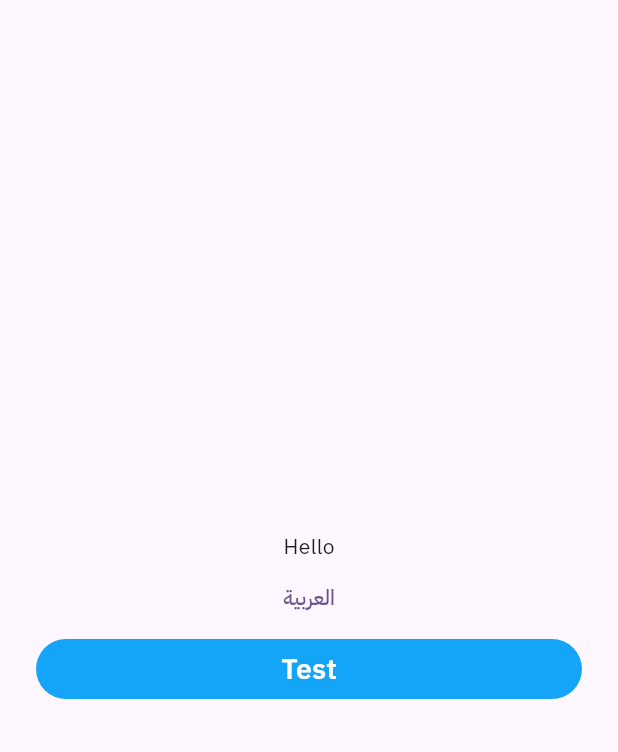
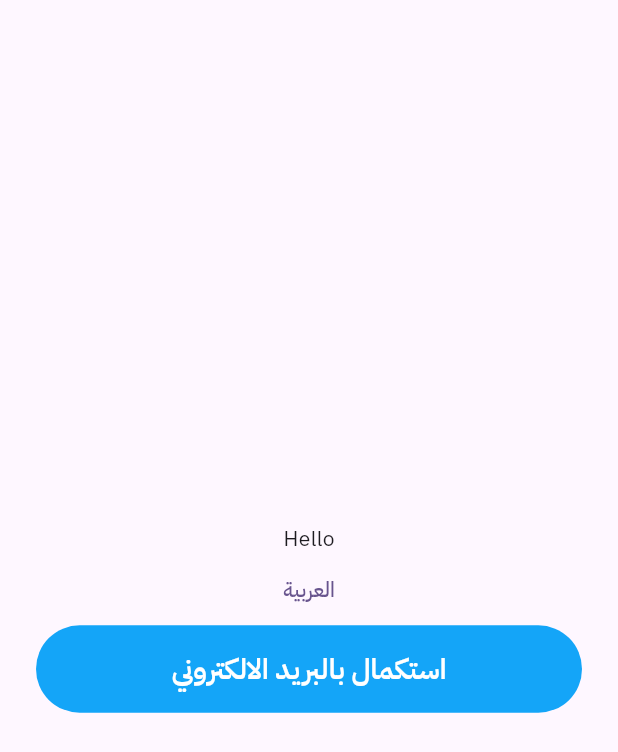
Before and after one commit to Sukon-net/Patients-Mobile, a Flutter app: the screen it shows after launch, on a phone screen of 412 x 824 dp. Shown: the top 752 px of the screen. Run offline on Flutter 3.47's test engine with Material 3 defaults, Android fonts, the phone set to English and light mode, and no system bars; our stand-ins replace bloc, easy_localization, equatable, flutter_bloc, flutter_screenutil, get_it and 1 more.

Commit message:
Add Primary Button

```diff
--- a/lib/core/test_localizations.dart
+++ b/lib/core/test_localizations.dart
@@ -21,7 +21,7 @@ class TestingWidget extends StatelessWidget {
           Padding(
             padding: const EdgeInsets.symmetric(horizontal: 24),
             child: PrimaryFilledButton(
-              text: 'Test',
+              text: 'استكمال بالبريد الالكتروني',
               isActive: true,
               onClick: () {},
             ),
--- a/lib/core/widgets/primary_filled_button.dart
+++ b/lib/core/widgets/primary_filled_button.dart
@@ -1,6 +1,7 @@
 import 'package:clients/core/theme/text_styles.dart';
 import 'package:clients/core/utils/extensions/context_theme_extensions.dart';
 import 'package:flutter/material.dart';
+import 'package:flutter_screenutil/flutter_screenutil.dart';
 
 class PrimaryFilledButton extends StatelessWidget {
   const PrimaryFilledButton({
@@ -25,8 +26,9 @@ class PrimaryFilledButton extends StatelessWidget {
               ? context.colors.primaryCTAColor
               : context.colors.disabledPrimaryCTAColor,
           shape: RoundedRectangleBorder(
-            borderRadius: BorderRadius.circular(100),
+            borderRadius: BorderRadius.circular(100.r),
           ),
+          padding: EdgeInsets.symmetric(vertical: 16.h),
         ),
         child: Text(
           text,
```
